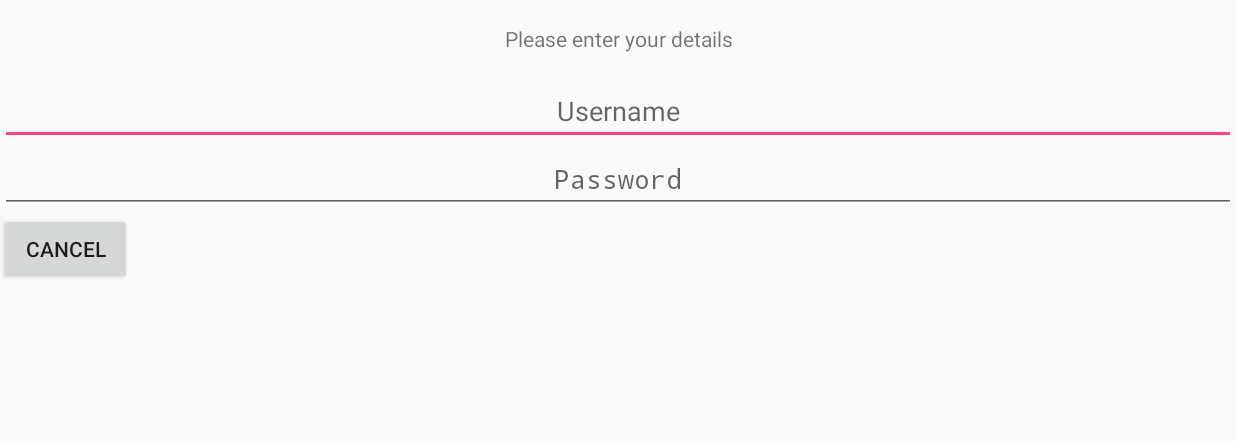
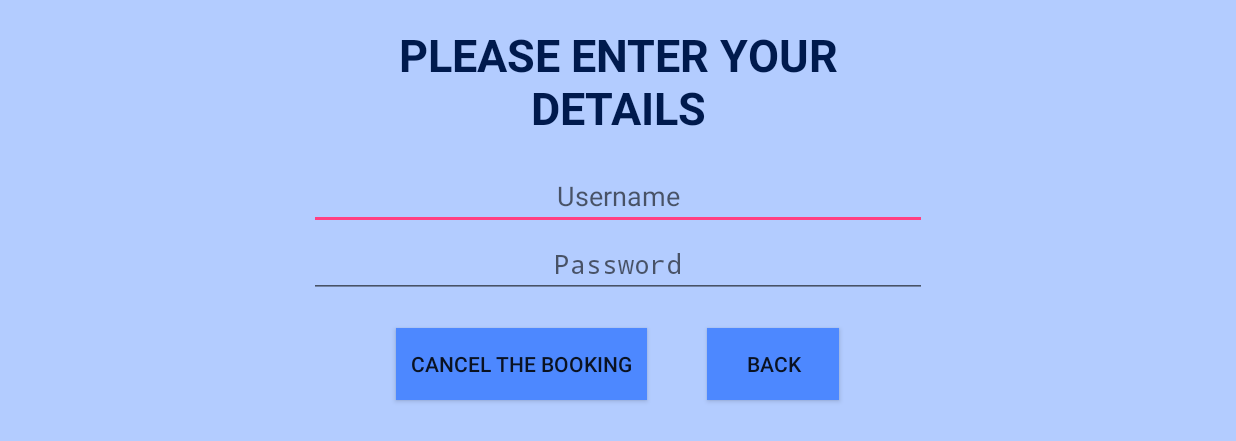
Before and after one commit to katemoksina/Table, an Android app: the CancelActivity screen opened directly, with no data from a screen before it, on a phone screen of 824 x 412 dp (held sideways). Shown: the top 441 px of the screen. Run offline under Robolectric (Android 15) with nearby library versions, the phone set to English and light mode, and no system bars.

Commit message:
password hashing + checking; UI fixes; Cancellation process; icon+name of the app fixed; TODO: audio

```diff
--- a/app/src/main/java/com/example/kate/table/BookingActivity.java
+++ b/app/src/main/java/com/example/kate/table/BookingActivity.java
@@ -72,6 +72,10 @@ public class BookingActivity extends Activity{
         new PostDataTask().execute("http://192.168.0.17:3000/api/booking");
     }
 
+    public void neverMind(View view){
+        Intent i = new Intent(BookingActivity.this, TableActivity.class);
+        startActivity(i);
+    }
     public static String hashPassword(String password_plaintext) {
         String salt = BCrypt.gensalt(workload);
         String hashed_password = BCrypt.hashpw(password_plaintext, salt);
--- a/app/src/main/java/com/example/kate/table/CancelActivity.java
+++ b/app/src/main/java/com/example/kate/table/CancelActivity.java
@@ -58,7 +58,11 @@ public class CancelActivity extends Activity {
         } else {
         Toast.makeText(CancelActivity.this, "Incorrect password", Toast.LENGTH_SHORT).show();
     }
+    }
 
+    public void neverMind(View view){
+        Intent i = new Intent(CancelActivity.this, TableActivity.class);
+        startActivity(i);
     }
 
     public static boolean checkPassword(String password_plaintext, String stored_hash) {
--- a/app/src/main/java/com/example/kate/table/DetailsActivity.java
+++ b/app/src/main/java/com/example/kate/table/DetailsActivity.java
@@ -7,6 +7,7 @@ import android.os.Bundle;
 import android.support.v7.app.AppCompatActivity;
 import android.view.View;
 import android.view.WindowManager;
+import android.widget.Button;
 import android.widget.TextView;
 
 import org.json.JSONArray;
@@ -35,7 +36,7 @@ public class DetailsActivity  extends AppCompatActivity {
     public static final String EXTRA_TIME_SLOT = "time slot";
     private String mTimeSlot;
     String timeSlot;
-    Map<String, String> result;
+    Map<String, String> result = null;
     public static final String EXTRA_RECORD_ID = "id";
     private String mID;
     public static final String EXTRA_PASS_HASH = "hashed password";
@@ -65,6 +66,7 @@ public class DetailsActivity  extends AppCompatActivity {
         Intent i = new Intent(DetailsActivity.this, TableActivity.class);
         startActivity(i);
     }
+
     public void cancelBooking(View view){
         Intent i = new Intent(DetailsActivity.this, CancelActivity.class);
         i.putExtra(DetailsActivity.EXTRA_TIME_SLOT, mTimeSlot);
--- a/app/src/main/res/layout/activity_cancel.xml
+++ b/app/src/main/res/layout/activity_cancel.xml
@@ -1,16 +1,35 @@
 <?xml version="1.0" encoding="utf-8"?>
 <LinearLayout xmlns:android="http://schemas.android.com/apk/res/android"
-              android:orientation="vertical"
-              android:layout_width="match_parent"
-              android:layout_height="match_parent">
+              android:orientation="horizontal"
+              android:layout_width="fill_parent"
+              android:layout_height="fill_parent"
+              android:background="#b3ccff"
+    >
+    <RelativeLayout
+        android:layout_width="0dp"
+        android:layout_height="fill_parent"
+        android:layout_weight="0.25">
+    </RelativeLayout>
 
+    <RelativeLayout
+        android:layout_width="0dip"
+        android:layout_height="fill_parent"
+        android:layout_weight="0.5">
+        <LinearLayout
+            android:orientation="vertical"
+            android:layout_width="match_parent"
+            android:layout_height="match_parent"
+            android:gravity="top|center">
     <TextView
-        android:text="Please enter your details"
+        android:text="@string/enter_details"
         android:layout_width="match_parent"
         android:layout_height="wrap_content"
         android:id="@+id/textView2"
+        android:textColor="#001a4d"
         android:layout_margin="@dimen/activity_vertical_margin"
-        android:gravity="center"/>
+        android:gravity="center"
+        android:textStyle="normal|bold"
+        android:textSize="30sp"/>
 
     <EditText
         android:layout_width="match_parent"
@@ -29,12 +48,41 @@
         android:id="@+id/password"
         android:hint="@string/password"
         android:gravity="center_vertical|center"/>
-
+        <LinearLayout
+            android:orientation="horizontal"
+            android:layout_width="match_parent"
+            android:layout_height="match_parent"
+            android:gravity="top|center">
     <Button
-        android:text="Cancel"
+        android:text="CANCEL THE BOOKING"
         android:layout_width="wrap_content"
         android:layout_height="wrap_content"
         android:id="@+id/cancel_action"
         android:onClick="cancelData"
-        android:gravity="center"/>
+        android:textAlignment="center"
+        android:gravity="center"
+        android:background="#4d88ff"
+        android:layout_margin="20dp"
+        android:paddingRight="10dp"
+        android:paddingLeft="10dp"/>
+
+            <Button
+                android:text="BACK"
+                android:layout_width="wrap_content"
+                android:layout_height="wrap_content"
+                android:id="@+id/never_mind"
+                android:onClick="neverMind"
+                android:textAlignment="center"
+                android:gravity="center"
+                android:background="#4d88ff"
+                android:layout_margin="20dp"/>
+        </LinearLayout>
+        </LinearLayout>
+    </RelativeLayout>
+
+    <RelativeLayout
+        android:layout_width="0dip"
+        android:layout_height="fill_parent"
+        android:layout_weight="0.25">
+    </RelativeLayout>
 </LinearLayout>
--- a/app/src/main/res/values/strings.xml
+++ b/app/src/main/res/values/strings.xml
@@ -1,5 +1,5 @@
 <resources>
-    <string name="app_name">Table</string>
+    <string name="app_name">iSigns</string>
     <string name="name">Name</string>
     <string name="title">Title</string>
     <string name="email">Email</string>
@@ -7,8 +7,9 @@
     <string name="seminar">Seminar</string>
     <string name="lecture">Lecture</string>
     <string name="ok">OK</string>
-    <string name="book">Book the Room</string>
+    <string name="book">BOOK THE ROOM</string>
     <string name="confirm_booking">Your booking is confirmed!</string>
+    <string name="enter_details">PLEASE ENTER YOUR DETAILS</string>
 
     <string name="room">Harrison 208</string>
     <string name="jon">Jon Doe</string>
```
Also changed, not shown: app/src/main/java/com/example/kate/table/TableActivity.java (+12 -0 lines), app/src/main/res/layout/activity_booking.xml (+68 -12 lines), app/src/main/res/layout/activity_details.xml (+17 -21 lines), app/src/main/res/layout/activity_table.xml (+45 -22 lines), app/src/main/ic_launcher-web.png (added), app/src/main/res/drawable/isigns.png (added), app/src/main/res/mipmap-hdpi/ic_launcher.png, app/src/main/res/mipmap-mdpi/ic_launcher.png, app/src/main/res/mipmap-xhdpi/ic_launcher.png, app/src/main/res/mipmap-xxhdpi/ic_launcher.png, app/src/main/res/mipmap-xxxhdpi/ic_launcher.png.
